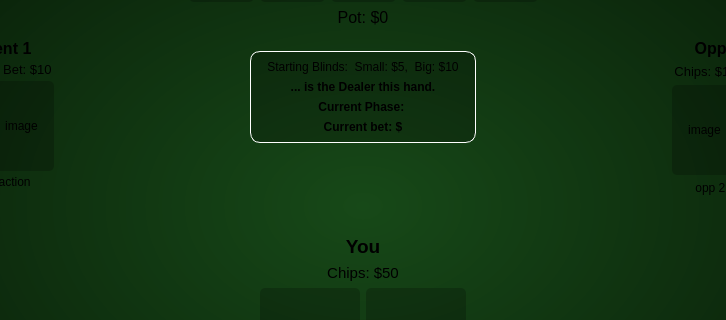
The window that PokerTeacher/view.ui (SinahiLeon/CS3505-Texas-Hold-em-Poker-Teacher) describes before a commit, drawn with Qt 5; both pictures show x 112 to 838 and y 119 to 439 of the 950 by 650 pixel window.
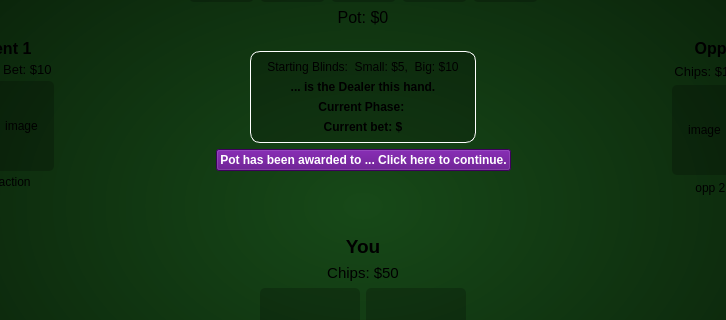
The same window after the commit.

Commit message: Added continue button, bug fixes in game loop

What changed in the file:
```diff
--- a/PokerTeacher/view.ui
+++ b/PokerTeacher/view.ui
@@ -863,6 +863,69 @@
            </item>
           </layout>
          </item>
+         <item>
+          <layout class="QHBoxLayout" name="continueLayout">
+           <property name="spacing">
+            <number>0</number>
+           </property>
+           <item>
+            <spacer name="horizontalSpacer_14">
+             <property name="orientation">
+              <enum>Qt::Orientation::Horizontal</enum>
+             </property>
+             <property name="sizeHint" stdset="0">
+              <size>
+               <width>0</width>
+               <height>0</height>
+              </size>
+             </property>
+            </spacer>
+           </item>
+           <item>
+            <widget class="QPushButton" name="continueButton">
+             <property name="enabled">
+              <bool>true</bool>
+             </property>
+             <property name="font">
+              <font>
+               <pointsize>9</pointsize>
+               <bold>true</bold>
+              </font>
+             </property>
+             <property name="styleSheet">
+              <string notr="true">#continueButton {
+color: rgb(255, 255, 255)
+;
+background: rgb(85, 0, 127)
+;
+}
+#continueButton:hover {
+color: rgb(255, 255, 255)
+;
+background: rgb(109, 0, 164)
+;
+}</string>
+             </property>
+             <property name="text">
+              <string>Pot has been awarded to ... Click here to continue.</string>
+             </property>
+            </widget>
+           </item>
+           <item>
+            <spacer name="horizontalSpacer_15">
+             <property name="orientation">
+              <enum>Qt::Orientation::Horizontal</enum>
+             </property>
+             <property name="sizeHint" stdset="0">
+              <size>
+               <width>0</width>
+               <height>0</height>
+              </size>
+             </property>
+            </spacer>
+           </item>
+          </layout>
+         </item>
          <item>
           <spacer name="verticalSpacer_2">
            <property name="orientation">
```
Left out of the diff: 4 changed lines with no effect on the pictures. The commit also changes 4 other files.
